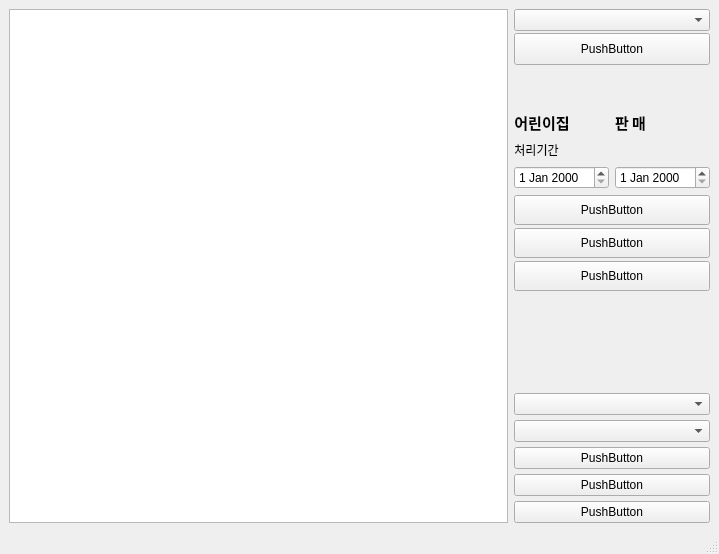
Before: the Qt Designer form mainWindow_fullsize.ui in do-youn-Lee/childrenCare, drawn with Qt 5.
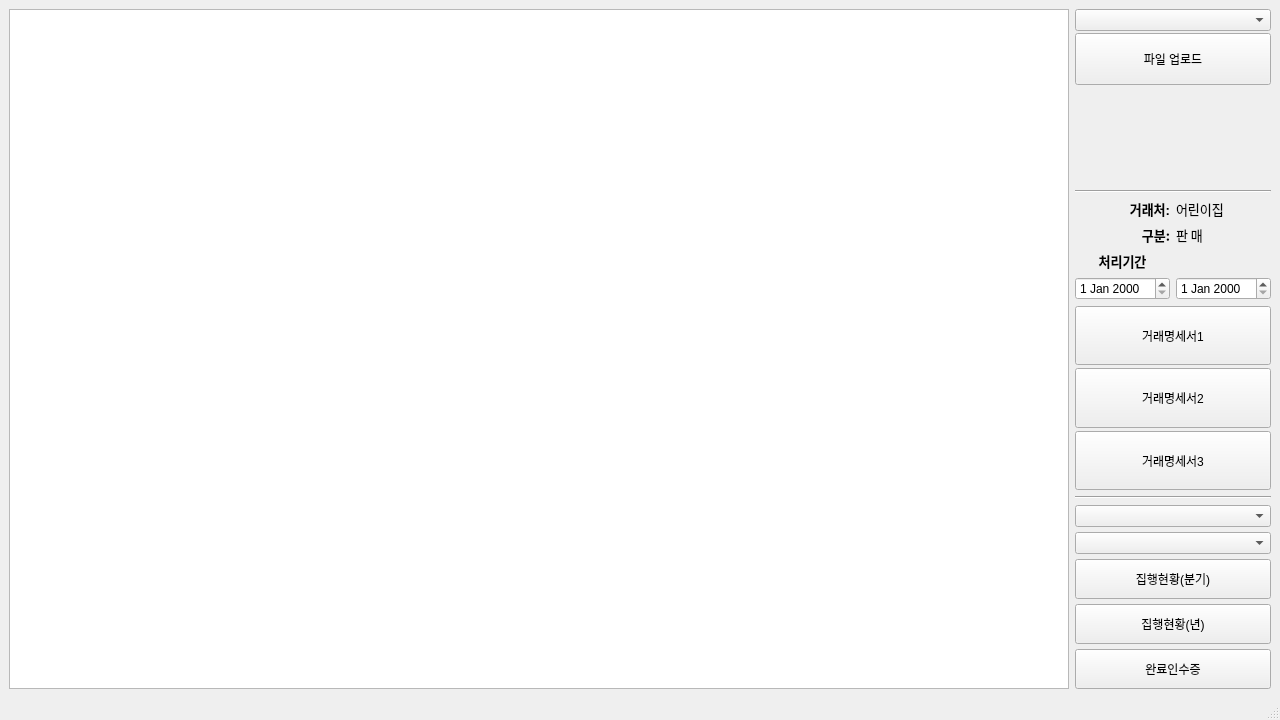
After: the same form once the commit is applied.

Commit message: 사이즈 변환가능 form

What changed in the file:
```diff
--- a/mainWindow_fullsize.ui
+++ b/mainWindow_fullsize.ui
@@ -6,8 +6,8 @@
    <rect>
     <x>0</x>
     <y>0</y>
-    <width>719</width>
-    <height>554</height>
+    <width>1280</width>
+    <height>720</height>
    </rect>
   </property>
   <property name="sizePolicy">
@@ -49,10 +49,23 @@
            </sizepolicy>
           </property>
           <property name="text">
-           <string>PushButton</string>
+           <string>파일 업로드</string>
           </property>
          </widget>
         </item>
+        <item>
+         <spacer name="verticalSpacer_2">
+          <property name="orientation">
+           <enum>Qt::Vertical</enum>
+          </property>
+          <property name="sizeHint" stdset="0">
+           <size>
+            <width>20</width>
+            <height>40</height>
+           </size>
+          </property>
+         </spacer>
+        </item>
         <item>
          <spacer name="verticalSpacer">
           <property name="orientation">
@@ -66,6 +79,13 @@
           </property>
          </spacer>
         </item>
+        <item>
+         <widget class="Line" name="line_2">
+          <property name="orientation">
+           <enum>Qt::Horizontal</enum>
+          </property>
+         </widget>
+        </item>
        </layout>
       </item>
       <item>
@@ -73,10 +93,10 @@
         <property name="sizeConstraint">
          <enum>QLayout::SetFixedSize</enum>
         </property>
-        <item row="0" column="0">
+        <item row="1" column="0">
          <widget class="QLabel" name="label">
           <property name="sizePolicy">
-           <sizepolicy hsizetype="Fixed" vsizetype="Fixed">
+           <sizepolicy hsizetype="Preferred" vsizetype="Preferred">
             <horstretch>0</horstretch>
             <verstretch>0</verstretch>
            </sizepolicy>
@@ -84,34 +104,35 @@
           <property name="font">
            <font>
             <family>굴림</family>
-            <pointsize>11</pointsize>
+            <pointsize>10</pointsize>
             <weight>75</weight>
             <bold>true</bold>
            </font>
           </property>
           <property name="text">
-           <string>어린이집</string>
+           <string>구분:</string>
           </property>
           <property name="alignment">
-           <set>Qt::AlignCenter</set>
+           <set>Qt::AlignRight|Qt::AlignTrailing|Qt::AlignVCenter</set>
           </property>
          </widget>
         </item>
-        <item row="2" column="1">
+        <item row="3" column="1">
          <widget class="QDateEdit" name="dateEdit_2"/>
         </item>
-        <item row="1" column="0">
+        <item row="2" column="0">
          <widget class="QLabel" name="label_3">
           <property name="sizePolicy">
-           <sizepolicy hsizetype="Fixed" vsizetype="Fixed">
+           <sizepolicy hsizetype="Preferred" vsizetype="Preferred">
             <horstretch>0</horstretch>
             <verstretch>0</verstretch>
            </sizepolicy>
           </property>
           <property name="font">
            <font>
-            <weight>50</weight>
-            <bold>false</bold>
+            <pointsize>10</pointsize>
+            <weight>75</weight>
+            <bold>true</bold>
            </font>
           </property>
           <property name="text">
@@ -122,7 +143,7 @@
           </property>
          </widget>
         </item>
-        <item row="1" column="1">
+        <item row="2" column="1">
          <spacer name="horizontalSpacer">
           <property name="orientation">
            <enum>Qt::Horizontal</enum>
@@ -138,7 +159,7 @@
           </property>
          </spacer>
         </item>
-        <item row="0" column="1">
+        <item row="1" column="1">
          <widget class="QLabel" name="label_2">
           <property name="sizePolicy">
            <sizepolicy hsizetype="Fixed" vsizetype="Fixed">
@@ -149,9 +170,9 @@
           <property name="font">
            <font>
             <family>굴림</family>
-            <pointsize>11</pointsize>
-            <weight>75</weight>
-            <bold>true</bold>
+            <pointsize>10</pointsize>
+            <weight>50</weight>
+            <bold>false</bold>
            </font>
           </property>
           <property name="text">
@@ -162,9 +183,38 @@
           </property>
          </widget>
         </item>
-        <item row="2" column="0">
+        <item row="3" column="0">
          <widget class="QDateEdit" name="dateEdit"/>
         </item>
+        <item row="0" column="0">
+         <widget class="QLabel" name="label_4">
+          <property name="font">
+           <font>
+            <pointsize>10</pointsize>
+            <weight>75</weight>
+            <bold>true</bold>
+           </font>
+          </property>
+          <property name="text">
+           <string>거래처:</string>
+          </property>
+          <property name="alignment">
+           <set>Qt::AlignRight|Qt::AlignTrailing|Qt::AlignVCenter</set>
+          </property>
+         </widget>
+        </item>
+        <item row="0" column="1">
+         <widget class="QLabel" name="label_5">
+          <property name="font">
+           <font>
+            <pointsize>10</pointsize>
+           </font>
+          </property>
+          <property name="text">
+           <string>어린이집</string>
+          </property>
+         </widget>
+        </item>
        </layout>
       </item>
       <item>
@@ -181,7 +231,7 @@
            </sizepolicy>
           </property>
           <property name="text">
-           <string>PushButton</string>
+           <string>거래명세서1</string>
           </property>
          </widget>
         </item>
@@ -194,7 +244,7 @@
            </sizepolicy>
           </property>
           <property name="text">
-           <string>PushButton</string>
+           <string>거래명세서2</string>
           </property>
          </widget>
         </item>
@@ -207,24 +257,18 @@
            </sizepolicy>
           </property>
           <property name="text">
-           <string>PushButton</string>
+           <string>거래명세서3</string>
           </property>
          </widget>
         </item>
        </layout>
       </item>
       <item>
-       <spacer name="verticalSpacer_2">
+       <widget class="Line" name="line">
         <property name="orientation">
-         <enum>Qt::Vertical</enum>
+         <enum>Qt::Horizontal</enum>
         </property>
-        <property name="sizeHint" stdset="0">
-         <size>
-          <width>20</width>
-          <height>40</height>
-         </size>
-        </property>
-       </spacer>
+       </widget>
       </item>
       <item>
        <layout class="QVBoxLayout" name="verticalLayout_3">
@@ -246,7 +290,7 @@
            </sizepolicy>
           </property>
           <property name="text">
-           <string>PushButton</string>
+           <string>집행현황(분기)</string>
           </property>
          </widget>
         </item>
@@ -259,7 +303,7 @@
            </sizepolicy>
           </property>
           <property name="text">
-           <string>PushButton</string>
+           <string>집행현황(년)</string>
           </property>
          </widget>
         </item>
@@ -272,7 +316,7 @@
            </sizepolicy>
           </property>
           <property name="text">
-           <string>PushButton</string>
+           <string>완료인수증</string>
           </property>
          </widget>
         </item>
```
Left out of the diff: 2 changed lines with no effect on the pictures.
